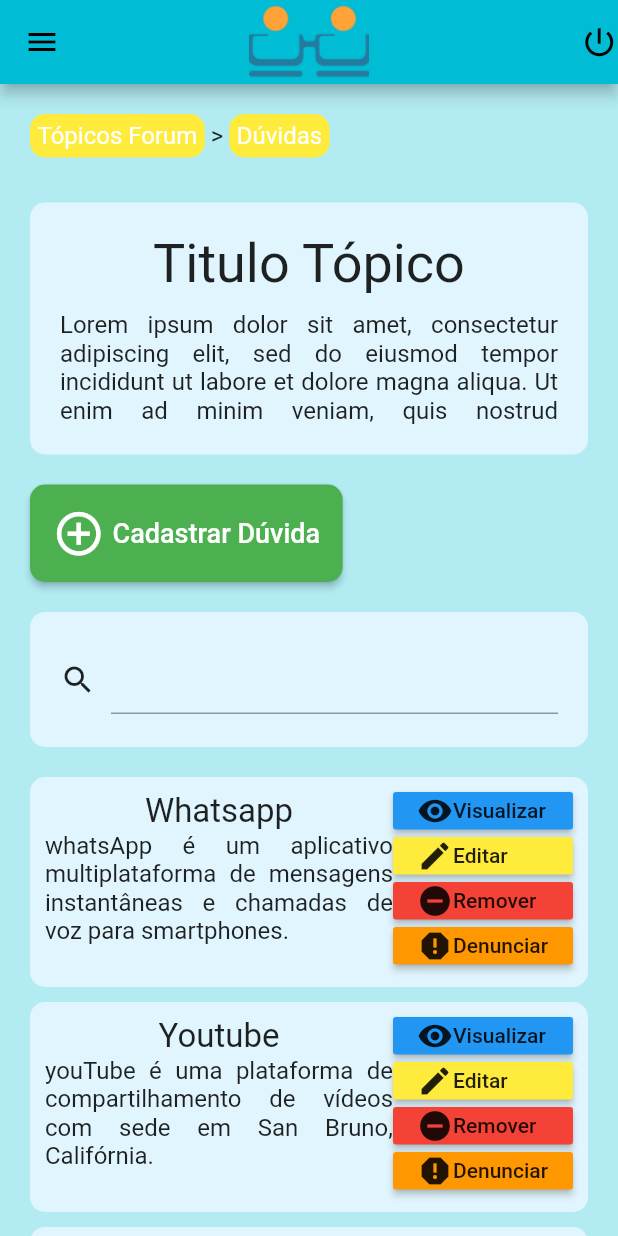
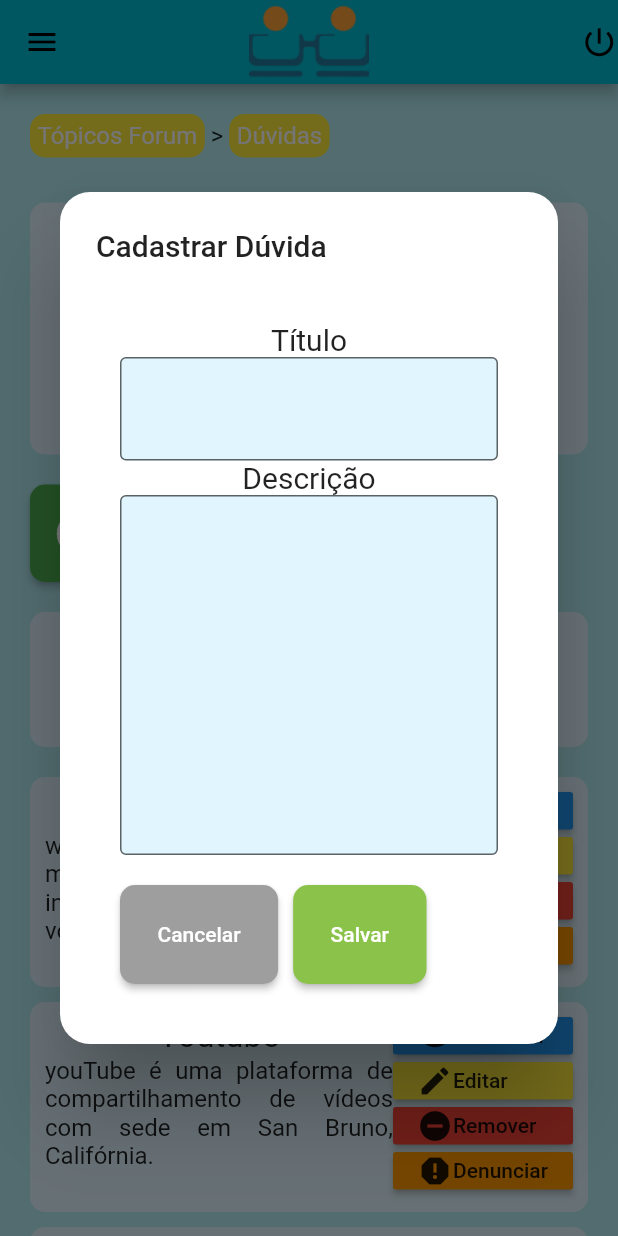
Before and after one commit to genarciso/projeto_forum_proeidi, a Flutter app: the DuvidaPage screen opened by its route, after a tap on "Cadastrar Dúvida", on a phone screen of 412 x 824 dp. Run offline on Flutter 3.47's test engine with Material 2 defaults, Android fonts, the phone set to English and light mode, and no system bars.

Commit message:
criado adicionar pergunta

```diff
--- a/lib/ui/duvida/duvida.dart
+++ b/lib/ui/duvida/duvida.dart
@@ -48,7 +48,7 @@ removerDuvida(context, duvida) {
                         shape: RoundedRectangleBorder(
                           borderRadius: BorderRadius.circular(10),
                         ),
-                        onPressed: () => Navigator.pop,
+                        onPressed: () => Navigator.pop(context),
                       ),
                       SizedBox(width: 10),
                       MaterialButton(
@@ -59,7 +59,85 @@ removerDuvida(context, duvida) {
                         shape: RoundedRectangleBorder(
                           borderRadius: BorderRadius.circular(10),
                         ),
-                        onPressed: () => Navigator.pop,
+                        onPressed: () => Navigator.pop(context),
+                      )
+                    ]))
+              ],
+            )
+          ],
+        );
+      });
+}
+
+cadastrarDuvida(context) {
+  showDialog(
+      context: context,
+      builder: (BuildContext context) {
+        return SimpleDialog(
+          title: Text('Cadastrar Dúvida'),
+          contentPadding: EdgeInsets.all(40),
+          shape: RoundedRectangleBorder(
+            borderRadius: BorderRadius.circular(20),
+          ),
+          children: <Widget>[
+            Column(
+              children: [
+                Text(
+                  'Título',
+                  style: TextStyle(
+                    fontSize: 20,
+                  ),
+                  textAlign: TextAlign.left,
+                ),
+                TextField(
+                  decoration: InputDecoration(
+                      border: OutlineInputBorder(),
+                      fillColor: Colors.lightBlue[50],
+                      filled: true,
+                      isDense: true,
+                      contentPadding: EdgeInsets.all(25)),
+                ),
+                Text(
+                  'Descrição',
+                  style: TextStyle(
+                    fontSize: 20,
+                  ),
+                  textAlign: TextAlign.left,
+                ),
+                TextField(
+                  maxLines: 10,
+                  decoration: InputDecoration(
+                      border: OutlineInputBorder(),
+                      fillColor: Colors.lightBlue[50],
+                      filled: true,
+                      isDense: true,
+                      contentPadding: EdgeInsets.all(25)),
+                ),
+                Container(
+                    margin: EdgeInsets.only(top: 20),
+                    child: Row(children: [
+                      MaterialButton(
+                        child: Text(
+                          'Cancelar',
+                          style: TextStyle(color: Colors.white),
+                        ),
+                        padding: EdgeInsets.all(25),
+                        color: Colors.grey,
+                        shape: RoundedRectangleBorder(
+                          borderRadius: BorderRadius.circular(10),
+                        ),
+                        onPressed: () => Navigator.pop(context),
+                      ),
+                      SizedBox(width: 10),
+                      MaterialButton(
+                        child: Text('Salvar',
+                            style: TextStyle(color: Colors.white)),
+                        padding: EdgeInsets.all(25),
+                        color: Colors.lightGreen,
+                        shape: RoundedRectangleBorder(
+                          borderRadius: BorderRadius.circular(10),
+                        ),
+                        onPressed: () => Navigator.pop(context),
                       )
                     ]))
               ],
@@ -179,7 +257,7 @@ class _DuvidaPageState extends State<DuvidaPage> {
                               )),
                         ],
                       ),
-                      onPressed: () => {},
+                      onPressed: () => cadastrarDuvida(context),
                     ),
                   ),
                 ],
@@ -217,6 +295,7 @@ class _DuvidaPageState extends State<DuvidaPage> {
               Container(
                 margin: EdgeInsets.only(top: 20),
                 child: ListView.builder(
+                    physics: const NeverScrollableScrollPhysics(),
                     shrinkWrap: true,
                     itemCount: duvidas.length,
                     itemBuilder: (BuildContext context, int index) {
```
